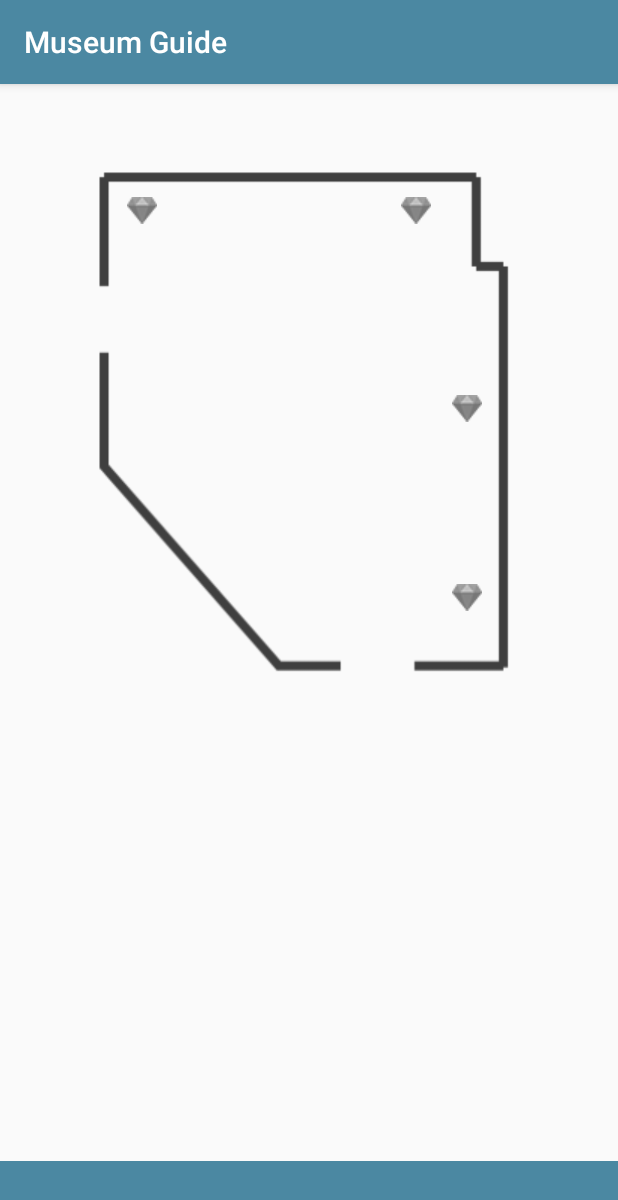
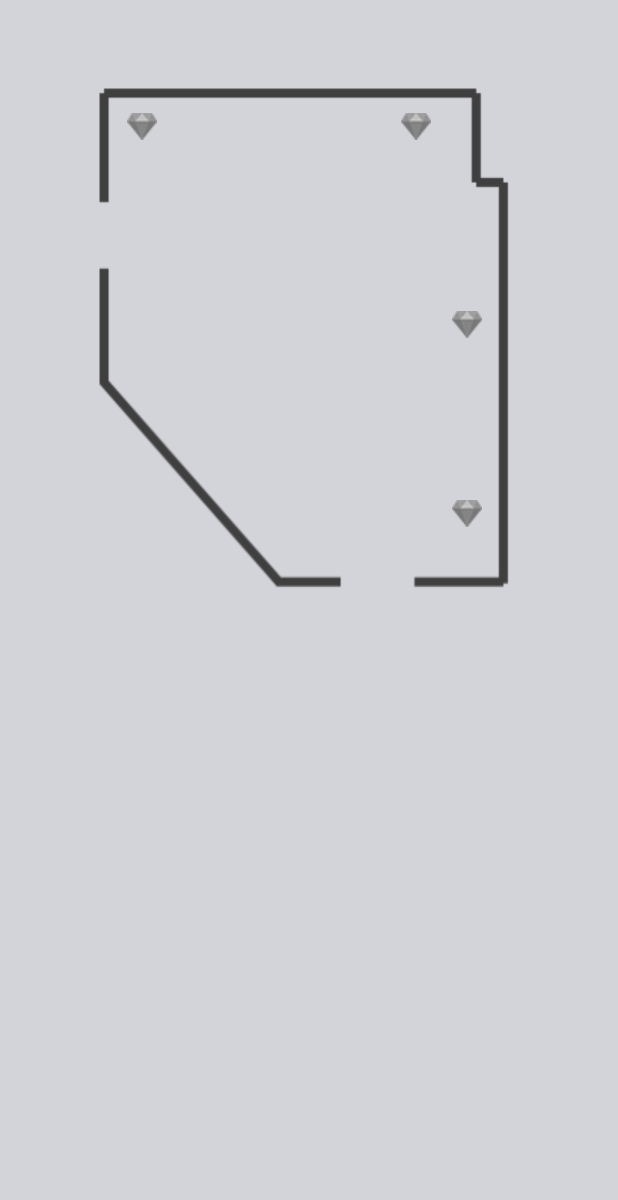
Before and after one commit to MuseumGuide/stickers-museum, an Android app: the Room screen opened directly, with no data from a screen before it, on a phone screen of 412 x 824 dp. Shown: the top 1200 px of the screen. Run offline under Robolectric (Android 15) with nearby library versions, the phone set to English and light mode, and no system bars; libraries missing offline, so code that uses them is left out: com.estimote.sdk; 3 statements that could not run were skipped.

Commit message:
Added application custom theme
resolves #30

```diff
--- a/app/src/main/java/pl/zpi/museumguide/bottomsheet/AuthorInfoFrag.java
+++ b/app/src/main/java/pl/zpi/museumguide/bottomsheet/AuthorInfoFrag.java
@@ -17,6 +17,8 @@ public class AuthorInfoFrag extends Fragment {
     @Nullable
     @Override
     public View onCreateView(LayoutInflater inflater, @Nullable ViewGroup container, Bundle savedInstanceState) {
-        return inflater.inflate(R.layout.author_info, container, false);
+        View view = inflater.inflate(R.layout.author_info, container, false);
+        view.getContext().setTheme(R.style.BottomSheetTheme);
+        return view;
     }
 }
--- a/app/src/main/java/pl/zpi/museumguide/bottomsheet/GalleryFrag.java
+++ b/app/src/main/java/pl/zpi/museumguide/bottomsheet/GalleryFrag.java
@@ -18,9 +18,10 @@ public class GalleryFrag extends Fragment {
     @Nullable
     @Override
     public View onCreateView(LayoutInflater inflater, @Nullable ViewGroup container, Bundle savedInstanceState) {
-        View v = inflater.inflate(R.layout.author_gallery, container, false);
-        GridView gridview = (GridView) v.findViewById(R.id.gridView);
+        View view = inflater.inflate(R.layout.author_gallery, container, false);
+        view.getContext().setTheme(R.style.BottomSheetTheme);
+        GridView gridview = (GridView) view.findViewById(R.id.gridView);
         gridview.setAdapter(new ImageAdapter(getContext()));
-        return v;
+        return view;
     }
 }
--- a/app/src/main/java/pl/zpi/museumguide/bottomsheet/WorkInfoFrag.java
+++ b/app/src/main/java/pl/zpi/museumguide/bottomsheet/WorkInfoFrag.java
@@ -17,6 +17,8 @@ public class WorkInfoFrag extends Fragment {
     @Nullable
     @Override
     public View onCreateView(LayoutInflater inflater, @Nullable ViewGroup container, Bundle savedInstanceState) {
-        return inflater.inflate(R.layout.work_info, container, false);
+        View view = inflater.inflate(R.layout.work_info, container, false);
+        view.getContext().setTheme(R.style.BottomSheetTheme);
+        return view;
     }
 }
--- a/app/src/main/res/drawable/background_splash.xml
+++ b/app/src/main/res/drawable/background_splash.xml
@@ -1,5 +1,5 @@
 <?xml version="1.0" encoding="utf-8"?>
 <layer-list xmlns:android="http://schemas.android.com/apk/res/android">
-    <item android:drawable="@color/colorBackground" />
+    <item android:drawable="@color/colorPrimary" />
     <item android:drawable="@drawable/theme" />
 </layer-list>
--- a/app/src/main/res/values/colors.xml
+++ b/app/src/main/res/values/colors.xml
@@ -1,10 +1,12 @@
 <?xml version="1.0" encoding="utf-8"?>
 <resources>
-    <color name="colorPrimary">#4b88a2</color>
-    <!--<color name="colorPrimaryDark">#d3d4d9</color>-->
-    <color name="colorPrimaryDark">#e7e8ed</color>
-
-    <!--<color name="colorAccent">#FF4081</color>-->
-    <color name="colorAccent">#4b88a2</color>
-    <color name="colorBackground">#b3b0b0</color>
+    <!--background-->
+    <color name="colorPrimary">#d3d4d9</color>
+    <!--elements background and status bar-->
+    <color name="colorPrimaryDark">#252627</color>
+    <!--warning elements-->
+    <color name="colorWarning">#e93143</color>
+    <color name="colorAccent">#4bbba2</color>
+    <!--light text-->
+    <color name="colorLight">#fff9fb</color>
 </resources>
--- a/app/src/main/res/values/styles.xml
+++ b/app/src/main/res/values/styles.xml
@@ -1,15 +1,20 @@
 <resources>
 
     <!-- Base application theme. -->
-    <style name="AppTheme" parent="Theme.AppCompat.Light.DarkActionBar">
-        <!-- Customize your theme here. -->
+    <style name="AppTheme" parent="Theme.AppCompat.NoActionBar">
         <item name="colorPrimary">@color/colorPrimary</item>
         <item name="colorPrimaryDark">@color/colorPrimaryDark</item>
         <item name="colorAccent">@color/colorAccent</item>
+        <item name="android:windowBackground">@color/colorPrimary</item>
+        <item name="android:textColor">@color/colorPrimaryDark</item>
     </style>
 
     <style name="SplashTheme" parent="Theme.AppCompat.NoActionBar">
         <item name="android:windowBackground">@drawable/background_splash</item>
+    </style>
+
+    <style name="BottomSheetTheme" parent="AppTheme">
+        <item name="android:textColor">@color/colorLight</item>
     </style>
 
     <style name="AppTheme.NoActionBar">
```
